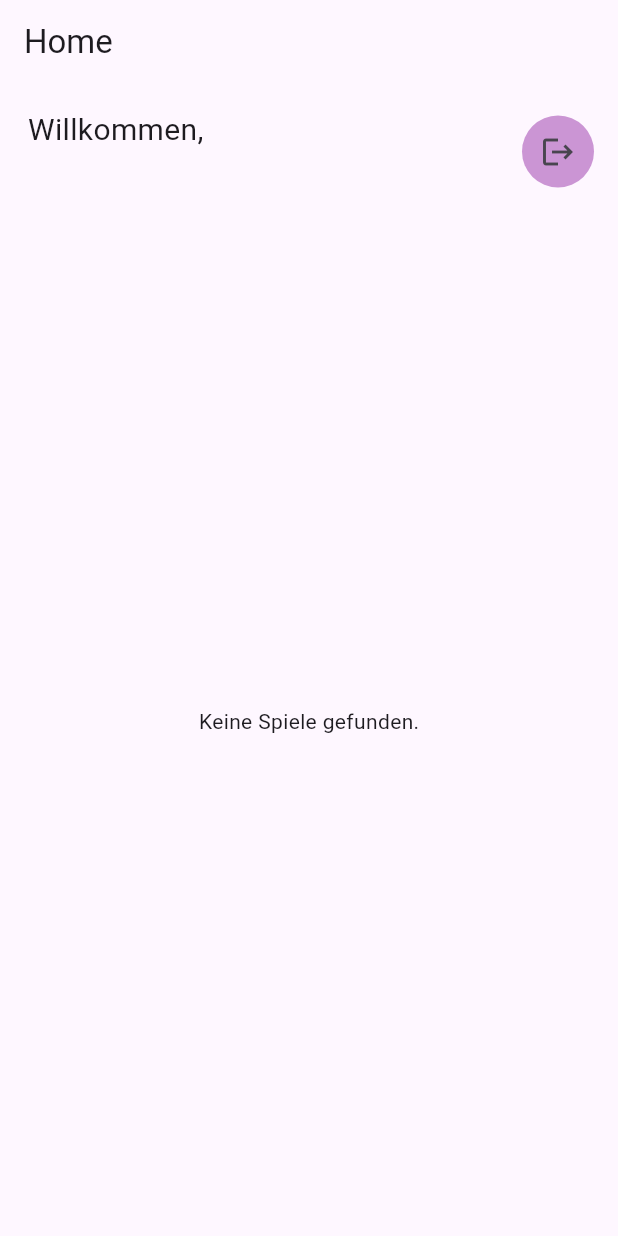
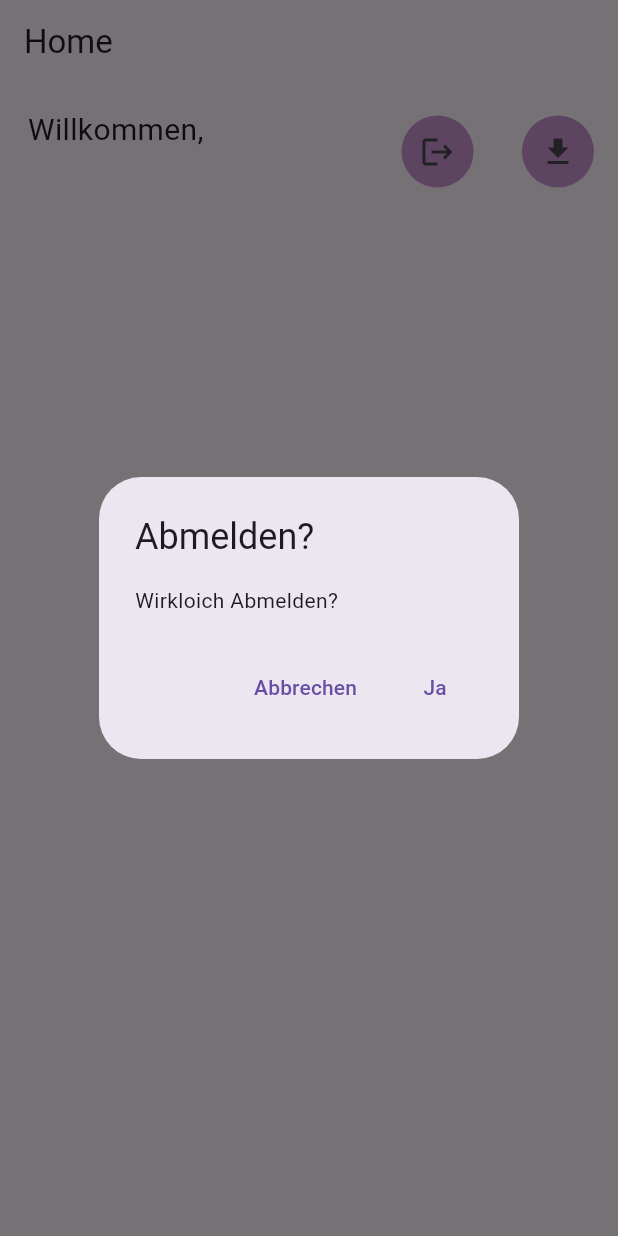
Before and after one commit to Dopa91/project_firebase_auth_and_firestore, a Flutter app: the screen it shows once a user with an empty profile is signed in, after a tap on the "logout" icon, on a phone screen of 412 x 824 dp. Run offline on Flutter 3.47's test engine with Material 3 defaults, Android fonts, the phone set to English and light mode, and no system bars; our stand-ins replace cloud_firestore, firebase_auth, firebase_core; accounts and stored records are empty; statements that could not run were skipped.

Commit message:
Added download button to fetch data + logout icon with alertdialog

```diff
--- a/lib/feature/Home/screens/home_screen.dart
+++ b/lib/feature/Home/screens/home_screen.dart
@@ -11,13 +11,13 @@ class HomeScreen extends StatefulWidget {
 }
 
 class HomeScreenState extends State<HomeScreen> {
-  late Future<List<Map<String, dynamic>>> gamesFuture;
+  Future<List<Map<String, dynamic>>>? gamesFuture;
 
-  @override
-  void initState() {
-    super.initState();
-    gamesFuture = fetchGames();
-  }
+  // @override
+  // void initState() {
+  //   gamesFuture = fetchGames();
+  //   super.initState();
+  // }
 
   Future<void> logoutUser() async {
     await authInstance.signOut();
@@ -48,6 +48,7 @@ class HomeScreenState extends State<HomeScreen> {
                   textAlign: TextAlign.center,
                 ),
                 const Expanded(
+                  flex: 4,
                   child: SizedBox(),
                 ),
                 Container(
@@ -58,8 +59,52 @@ class HomeScreenState extends State<HomeScreen> {
                     color: Color.fromARGB(255, 203, 149, 212),
                   ),
                   child: IconButton(
-                    onPressed: logoutUser,
+                    onPressed: () {
+                      showDialog(
+                        context: context,
+                        builder: (BuildContext context) {
+                          return AlertDialog(
+                            title: const Text("Abmelden?"),
+                            content: const Text("Wirkloich Abmelden?"),
+                            actions: [
+                              TextButton(
+                                onPressed: () {
+                                  Navigator.of(context).pop();
+                                },
+                                child: const Text("Abbrechen"),
+                              ),
+                              TextButton(
+                                onPressed: () {
+                                  logoutUser();
+                                  Navigator.of(context).pop();
+                                },
+                                child: const Text("Ja"),
+                              ),
+                            ],
+                          );
+                        },
+                      );
+                    },
                     icon: const Icon(Icons.logout),
+                  ),
+                ),
+                const Expanded(child: SizedBox()),
+                Container(
+                  decoration: const BoxDecoration(
+                    borderRadius: BorderRadius.all(
+                      Radius.circular(24),
+                    ),
+                    color: Color.fromARGB(255, 203, 149, 212),
+                  ),
+                  child: IconButton(
+                    icon: const Icon(Icons.download),
+                    onPressed: () {
+                      setState(
+                        () {
+                          gamesFuture = fetchGames();
+                        },
+                      );
+                    },
                   ),
                 ),
               ],
```
